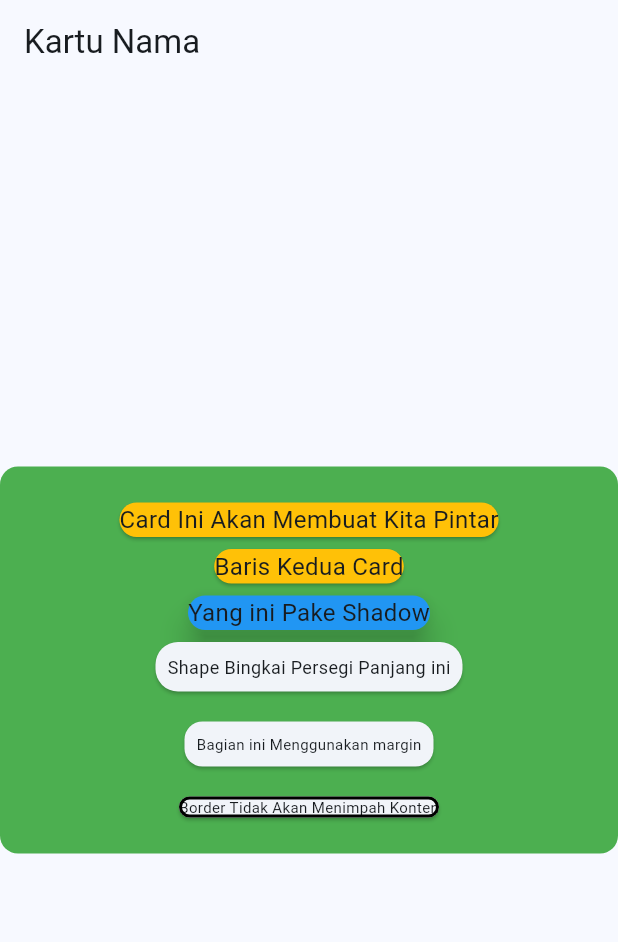
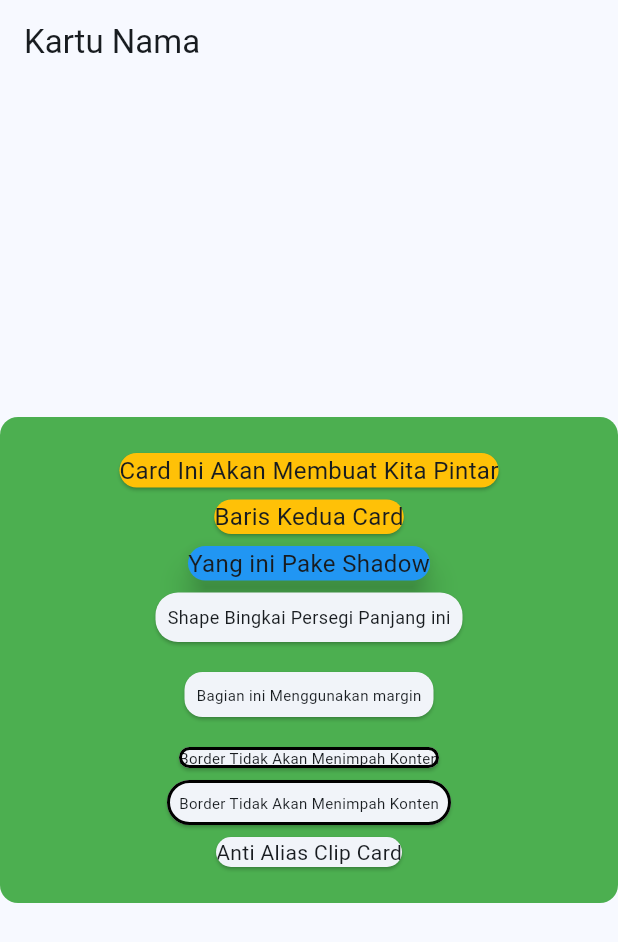
Before and after one commit to asis92/tugas_card, a Flutter app: the screen it shows after launch, on a phone screen of 412 x 824 dp. Shown: the top 942 px of the screen. Run offline on Flutter 3.47's test engine with Material 3 defaults, Android fonts, the phone set to English and light mode, and no system bars.

Commit message:
Step 8 Update Card

```diff
--- a/lib/pages/card01.dart
+++ b/lib/pages/card01.dart
@@ -73,6 +73,26 @@ class MyCard extends StatelessWidget {
                       style: TextStyle(fontSize: 10.0),
                     ),
                   ),
+                  Card(
+                    shape: RoundedRectangleBorder(
+                      borderRadius: BorderRadius.circular(16),
+                      side: BorderSide(color: Colors.black, width: 2),
+                    ),
+                    child: Padding(
+                      padding: EdgeInsets.all(8),
+                      child: Text(
+                        "Border Tidak Akan Menimpah Konten",
+                        style: TextStyle(fontSize: 10.0),
+                      ),
+                    ),
+                  ),
+                  Card(
+                    clipBehavior: Clip.antiAlias,
+                    child: Text(
+                      "Anti Alias Clip Card",
+                      style: TextStyle(fontSize: 14.0),
+                    ),
+                  ),
                 ],
               ),
             ),
```
